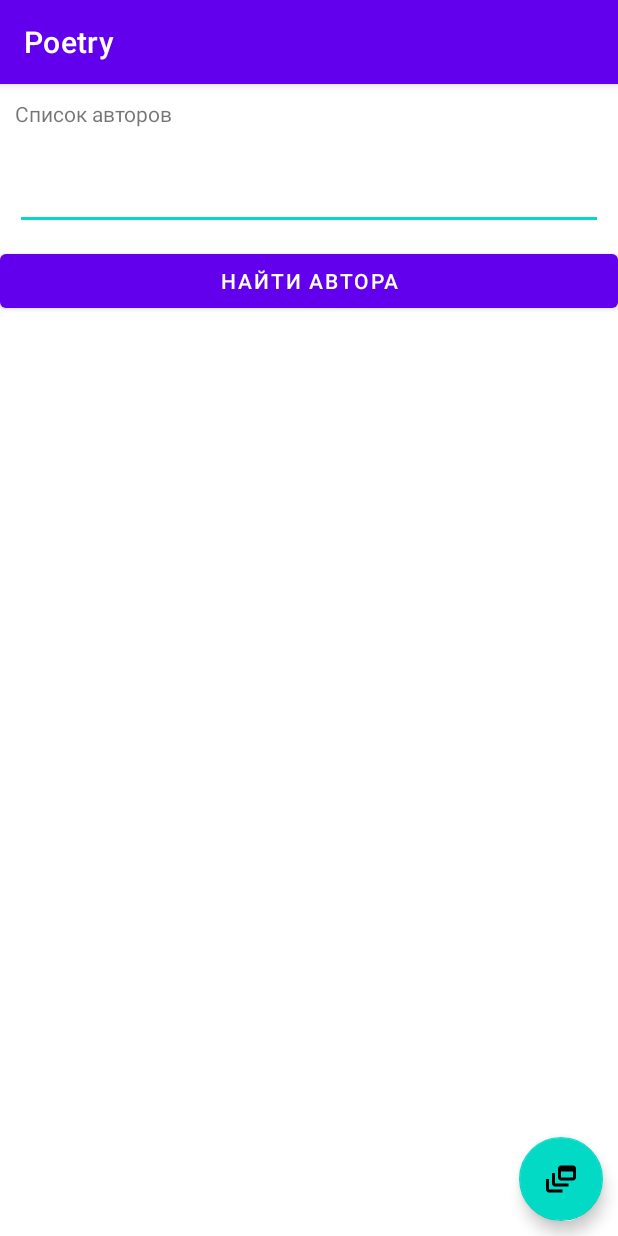
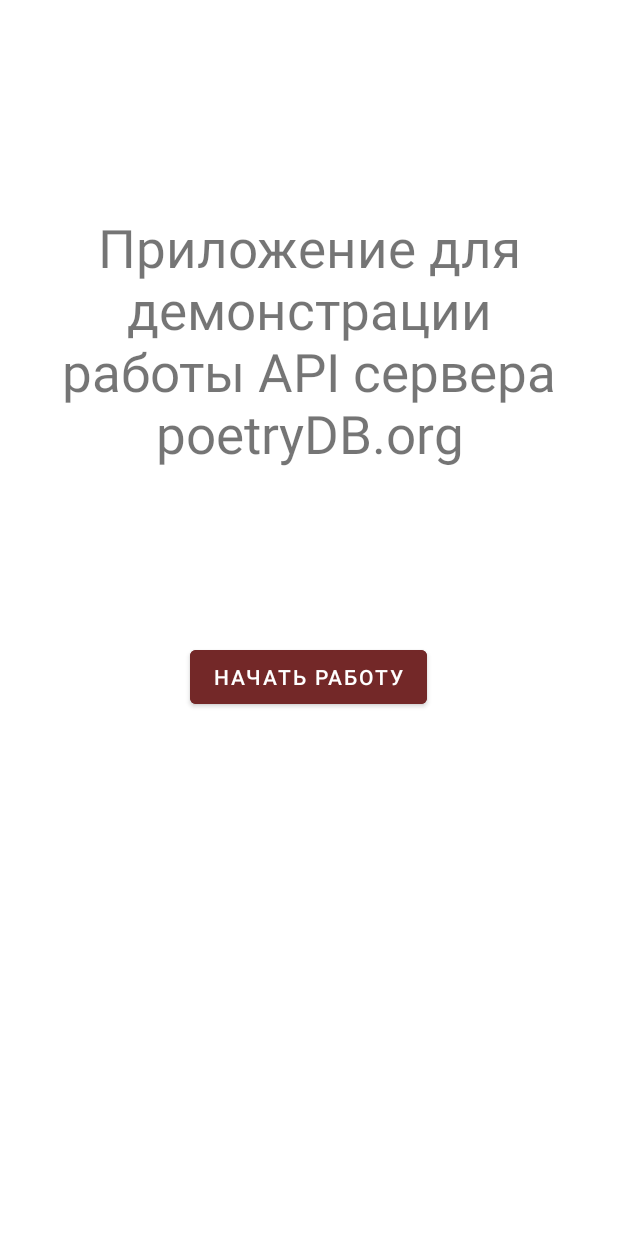
Before and after one commit to Antonov67/Poetry, an Android app: the screen it shows after launch (AuthorListActivity before the commit, LauncherActivity after it), on a phone screen of 412 x 824 dp. Run offline under Robolectric (Android 15) with nearby library versions, the phone set to English and light mode, and no system bars.

Commit message:
LauncherActivity

```diff
--- /dev/null
+++ b/app/src/main/java/com/example/poetry/LauncherActivity.java
@@ -0,0 +1,31 @@
+package com.example.poetry;
+
+import androidx.appcompat.app.AppCompatActivity;
+
+import android.content.Intent;
+import android.os.Bundle;
+import android.view.View;
+import android.widget.Button;
+
+import com.example.poetry.ui.AuthorListActivity;
+
+public class LauncherActivity extends AppCompatActivity {
+
+    Button startButton;
+
+    @Override
+    protected void onCreate(Bundle savedInstanceState) {
+        super.onCreate(savedInstanceState);
+        setContentView(R.layout.activity_launcher);
+        getSupportActionBar().hide();
+
+        startButton = findViewById(R.id.start_button);
+
+        startButton.setOnClickListener(new View.OnClickListener() {
+            @Override
+            public void onClick(View v) {
+                startActivity(new Intent(LauncherActivity.this, AuthorListActivity.class));
+            }
+        });
+    }
+}
--- /dev/null
+++ b/app/src/main/res/layout/activity_launcher.xml
@@ -0,0 +1,35 @@
+<?xml version="1.0" encoding="utf-8"?>
+<androidx.constraintlayout.widget.ConstraintLayout xmlns:android="http://schemas.android.com/apk/res/android"
+    xmlns:app="http://schemas.android.com/apk/res-auto"
+    xmlns:tools="http://schemas.android.com/tools"
+    android:layout_width="match_parent"
+    android:layout_height="match_parent"
+    tools:context=".LauncherActivity">
+
+    <TextView
+        android:id="@+id/textView3"
+        android:layout_width="wrap_content"
+        android:layout_height="wrap_content"
+        android:layout_marginTop="136dp"
+        android:gravity="center"
+        android:padding="5dp"
+        android:text="Приложение для демонстрации работы API сервера poetryDB.org"
+        android:textSize="35sp"
+        app:layout_constraintEnd_toEndOf="parent"
+        app:layout_constraintHorizontal_bias="0.0"
+        app:layout_constraintStart_toStartOf="parent"
+        app:layout_constraintTop_toTopOf="parent" />
+
+    <Button
+        android:id="@+id/start_button"
+        android:layout_width="wrap_content"
+        android:layout_height="wrap_content"
+        android:backgroundTint="@color/left_right_color"
+        android:text="Начать работу"
+        app:layout_constraintBottom_toBottomOf="parent"
+        app:layout_constraintEnd_toEndOf="parent"
+        app:layout_constraintHorizontal_bias="0.498"
+        app:layout_constraintStart_toStartOf="parent"
+        app:layout_constraintTop_toBottomOf="@+id/textView3"
+        app:layout_constraintVertical_bias="0.239" />
+</androidx.constraintlayout.widget.ConstraintLayout>
--- a/app/src/main/res/layout/content_main.xml
+++ b/app/src/main/res/layout/content_main.xml
@@ -29,6 +29,7 @@
         android:id="@+id/button_search_author"
         android:layout_width="match_parent"
         android:layout_height="wrap_content"
+        android:layout_margin="10dp"
         android:text="Найти автора" />
 
     <ListView
--- a/app/src/main/res/values/colors.xml
+++ b/app/src/main/res/values/colors.xml
@@ -7,4 +7,6 @@
     <color name="teal_700">#FF018786</color>
     <color name="black">#FF000000</color>
     <color name="white">#FFFFFFFF</color>
+    <color name="left_right_color">#732828</color>
+
 </resources>
```
Also changed, not shown: app/src/main/AndroidManifest.xml (+13 -0 lines), app/src/main/res/layout/activity_poems.xml (+9 -0 lines), app/src/main/res/layout/activity_random_poem.xml (+4 -4 lines).
